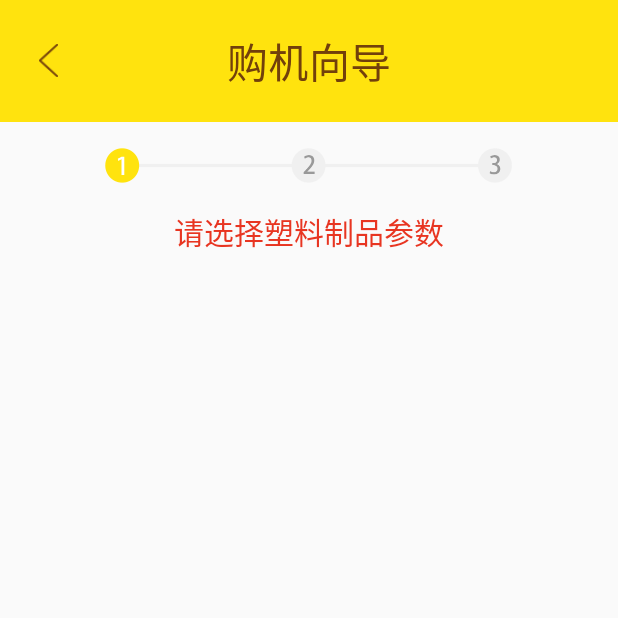
After one commit to Carson-Ho/BorchIntelligence, an Android app: the ProudctParameter_select screen opened directly, with no data from a screen before it, on a phone screen of 412 x 824 dp, the top half of it. The commit adds this screen. Run offline under Robolectric (Android 15) with nearby library versions, the light colour scheme and no system bars.

Commit message:
proudct_parameter_select finish 30%

```diff
--- a/app/src/main/AndroidManifest.xml
+++ b/app/src/main/AndroidManifest.xml
@@ -15,6 +15,10 @@
                 <category android:name="android.intent.category.LAUNCHER" />
             </intent-filter>
         </activity>
+
+        <activity android:name=".ProudctParameter_select">
+
+        </activity>
     </application>
 
 </manifest>
--- a/app/src/main/java/com/example/carson_ho/borchintelligence/Fragment1.java
+++ b/app/src/main/java/com/example/carson_ho/borchintelligence/Fragment1.java
@@ -1,10 +1,12 @@
 package com.example.carson_ho.borchintelligence;
 
+import android.content.Intent;
 import android.os.Bundle;
 import android.support.v4.app.Fragment;
 import android.view.LayoutInflater;
 import android.view.View;
 import android.view.ViewGroup;
+import android.widget.Button;
 
 /**
  * Created by Carson_Ho on 16/5/23.
@@ -12,11 +14,25 @@ import android.view.ViewGroup;
 public class Fragment1 extends Fragment {
 
 
-
-
     @Override
     public View onCreateView(LayoutInflater inflater, ViewGroup container, Bundle savedInstanceState) {
         View view = inflater.inflate(R.layout.fragment_item1, null);
+
+        Button btn = (Button) view.findViewById(R.id.buttonPhurchase);
+
+        btn.setOnClickListener(new View.OnClickListener() {
+            @Override
+            public void onClick(View v) {
+
+                Intent intent = new Intent(getActivity(), ProudctParameter_select.class);
+                startActivity(intent);
+            }
+        });
+
         return view;
+
+
     }
+
+
 }
--- /dev/null
+++ b/app/src/main/java/com/example/carson_ho/borchintelligence/ProudctParameter_select.java
@@ -0,0 +1,29 @@
+package com.example.carson_ho.borchintelligence;
+
+import android.os.Bundle;
+import android.support.v4.app.FragmentActivity;
+import android.view.View;
+import android.widget.Button;
+
+/**
+ * Created by Carson_Ho on 16/6/7.
+ */
+public class ProudctParameter_select extends FragmentActivity {
+
+    @Override
+    protected void onCreate(Bundle savedInstanceState) {
+        super.onCreate(savedInstanceState);
+        setContentView(R.layout.proudct_parameter_selected);
+
+        Button btn = (Button) findViewById(R.id.back);
+
+        btn.setOnClickListener(new View.OnClickListener() {
+                                   @Override
+                                   public void onClick(View v) {
+                                       finish();
+
+                                   }
+                               }
+        );
+    }
+}
--- a/app/src/main/res/layout/fragment_item1.xml
+++ b/app/src/main/res/layout/fragment_item1.xml
@@ -13,7 +13,7 @@
         android:background="@color/colorBackground">
 
     <Button
-        android:id="@+id/Button1"
+        android:id="@+id/buttonPhurchase"
         android:layout_centerHorizontal="true"
         android:layout_marginTop="@dimen/x43"
         android:layout_width="wrap_content"
--- /dev/null
+++ b/app/src/main/res/layout/proudct_parameter_selected.xml
@@ -0,0 +1,61 @@
+<?xml version="1.0" encoding="utf-8"?>
+<RelativeLayout xmlns:android="http://schemas.android.com/apk/res/android"
+    android:layout_width="match_parent"
+    android:layout_height="match_parent">
+
+    <RelativeLayout
+        android:id="@+id/title1"
+        android:layout_width="match_parent"
+        android:layout_height="@dimen/x65"
+        android:background="@color/colorBackground"
+    >
+
+
+        <Button
+            android:id="@+id/back"
+            android:layout_alignParentLeft="true"
+            android:layout_centerVertical="true"
+            android:layout_marginLeft="@dimen/x21"
+            android:layout_width="@dimen/x10"
+            android:layout_height="@dimen/y13"
+            android:background="@drawable/back"
+            />
+
+
+        <TextView
+        android:layout_width="wrap_content"
+        android:layout_height="wrap_content"
+        android:layout_centerInParent="true"
+        android:text="购机向导"
+        android:textSize="@dimen/x22"
+        android:textColor="@color/color_default"/>
+
+
+
+    </RelativeLayout>
+
+
+    <ImageView
+        android:id="@+id/process1"
+        android:layout_below="@+id/title1"
+        android:layout_marginTop="@dimen/y10"
+        android:layout_centerInParent="true"
+        android:layout_width="wrap_content"
+        android:layout_height="wrap_content"
+        android:background="@drawable/step1"/>
+
+
+    <TextView
+        android:layout_below="@+id/process1"
+        android:layout_width="wrap_content"
+        android:layout_height="wrap_content"
+        android:layout_marginTop="@dimen/y10"
+        android:layout_centerInParent="true"
+        android:text="请选择塑料制品参数"
+        android:textSize="@dimen/x16"
+        android:textColor="@color/colorTab_selected"/>
+
+
+
+
+    </RelativeLayout>
--- a/app/src/main/res/values/colors.xml
+++ b/app/src/main/res/values/colors.xml
@@ -7,6 +7,7 @@
     <color name="colorBackground">#ffe30e</color>
     <color name="colorAccent">#ffe30e</color>
     <color name="colorRecommend">#fff3a4</color>
+    <color name="colorRecomme">#f0f0f0</color>
 
 
 </resources>
```
